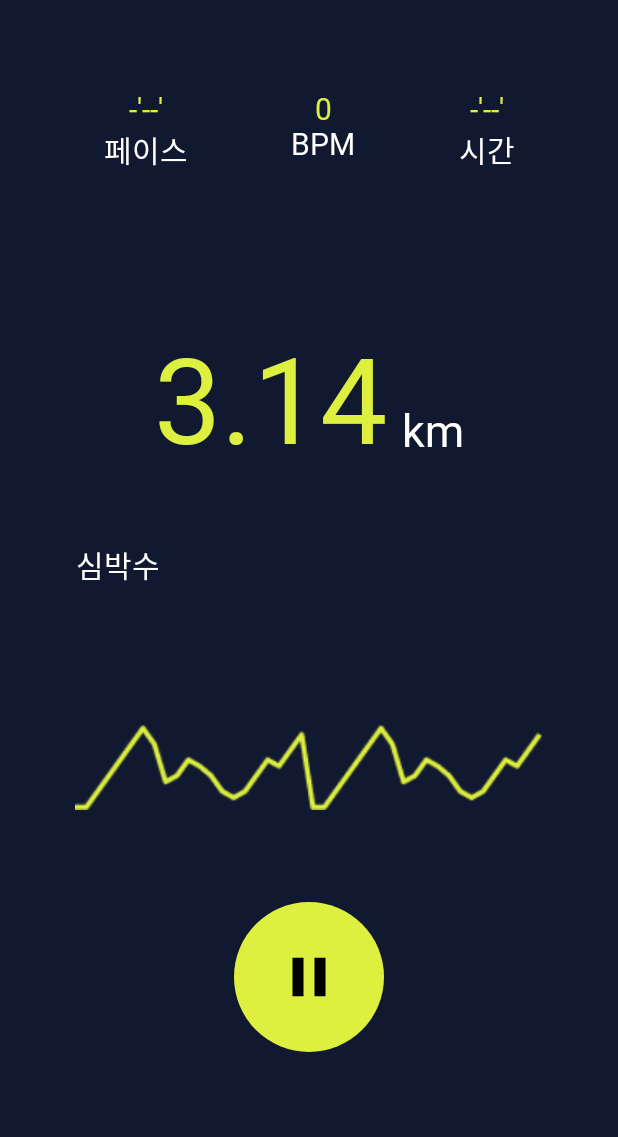
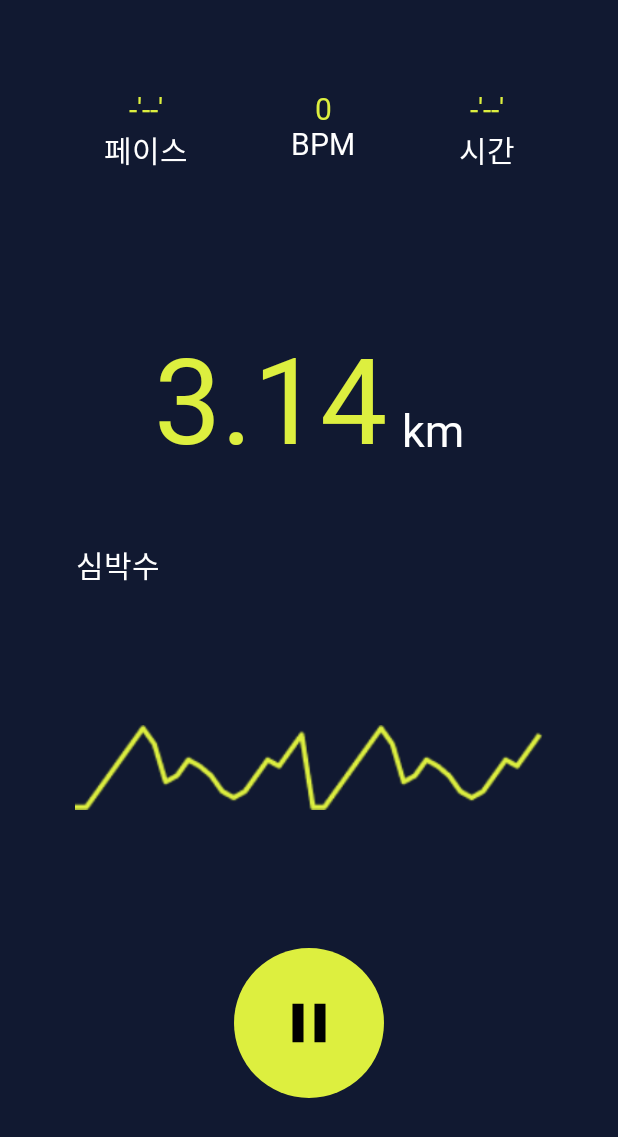
Before and after one commit to ansehdwls/RunIt, an Android app built with Jetpack Compose: the screen it shows after launch (MainActivity), on a phone screen of 412 x 824 dp. Shown: the top 1137 px of the screen. Run offline under Robolectric (Android 15) with nearby library versions, the phone set to English and light mode, and no system bars; our stand-ins replace Dagger/Hilt's generated code; Roboto replaces fonts that are not available here.

Commit message:
feat: 로우 애니메이션 임시 추가

```diff
--- a/android/RunIt/feature/running/src/main/java/com/zoku/running/RunningPlayScreen.kt
+++ b/android/RunIt/feature/running/src/main/java/com/zoku/running/RunningPlayScreen.kt
@@ -98,7 +98,7 @@ fun RunningPlayScreen(onPauseClick: () -> Unit) {
 
         TempHeartGraph()
 
-        Spacer(modifier = Modifier.weight(0.2f))
+        Spacer(modifier = Modifier.weight(0.3f))
 
         RoundRunButton(
             containerColor = BaseYellow,
@@ -107,7 +107,7 @@ fun RunningPlayScreen(onPauseClick: () -> Unit) {
             onClick = { onPauseClick() }
         )
 
-        Spacer(modifier = Modifier.weight(0.4f))
+        Spacer(modifier = Modifier.weight(0.3f))
     }
 }
 
--- a/android/RunIt/feature/running/src/main/java/com/zoku/running/RunningScreen.kt
+++ b/android/RunIt/feature/running/src/main/java/com/zoku/running/RunningScreen.kt
@@ -1,5 +1,6 @@
 package com.zoku.running
 
+import androidx.compose.animation.Crossfade
 import androidx.compose.runtime.Composable
 import androidx.compose.runtime.getValue
 import androidx.compose.runtime.mutableStateOf
@@ -13,9 +14,11 @@ fun RunningScreen(modifier: Modifier = Modifier) {
 
     var isPlay by remember { mutableStateOf(true) }
 
-    if (isPlay) {
-        RunningPlayScreen(onPauseClick = { isPlay = false })
-    } else {
-        RunningPauseScreen(onPlayClick = { isPlay = true })
+    Crossfade(targetState = isPlay, label = "") { isPlaying ->
+        if (isPlaying) {
+            RunningPlayScreen(onPauseClick = { isPlay = false })
+        } else {
+            RunningPauseScreen(onPlayClick = { isPlay = true })
+        }
     }
 }
```
Also changed, not shown: android/RunIt/feature/running/src/main/java/com/zoku/running/RunningPauseScreen.kt (+50 -0 lines).
